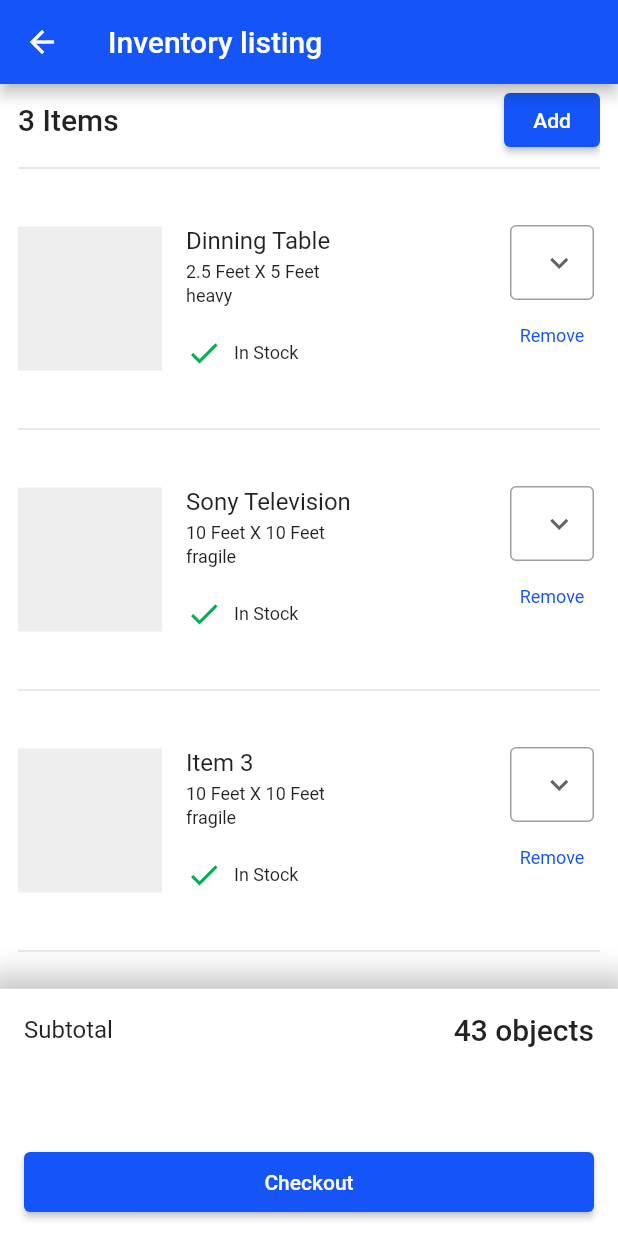
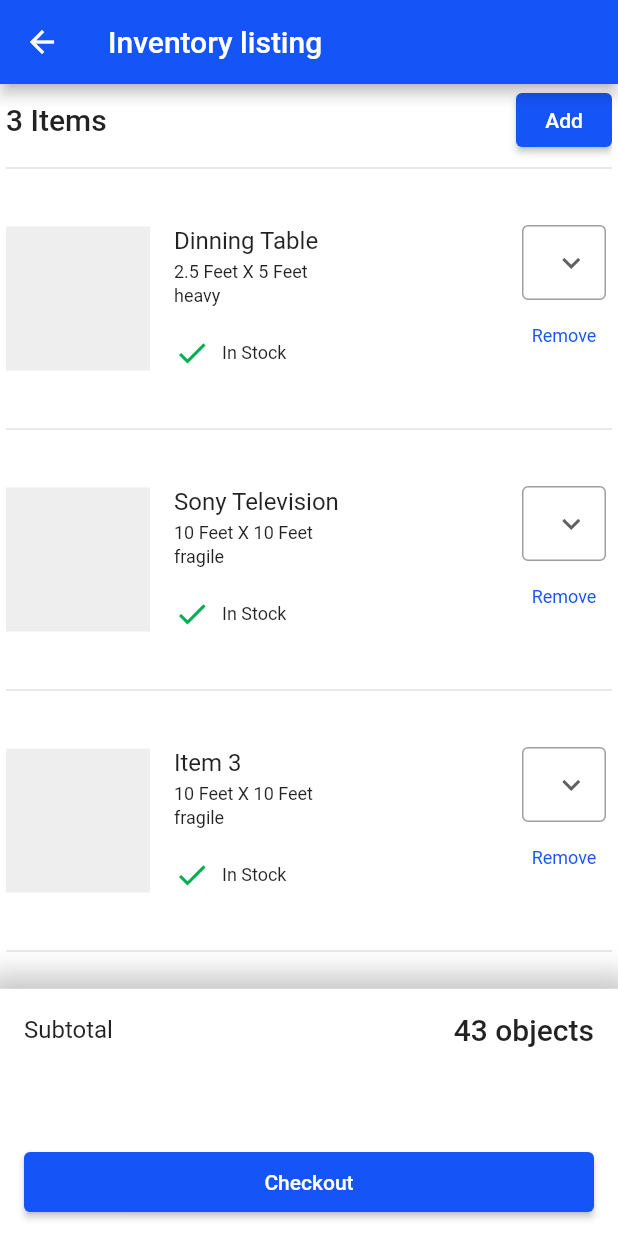
Before and after one commit to flutterninja9/happylocate_app, a Flutter app: the InventoryItemScannerScreen screen opened directly, after a tap on "Stop Recording", on a phone screen of 412 x 824 dp. Run offline on Flutter 3.47's test engine with Material 2 defaults, Android fonts, the light colour scheme and no system bars; our stand-ins replace google_fonts.

Commit message:
added typography and base_scaffold

```diff
--- a/lib/core/app/typography.dart
+++ b/lib/core/app/typography.dart
@@ -3,18 +3,45 @@ import 'dart:ui';
 import 'package:google_fonts/google_fonts.dart';
 import 'package:happylocate_app/core/app/color_pallete.dart';
 
-final headline = GoogleFonts.roboto(fontSize: 20, fontWeight: FontWeight.w500);
-final headline4 = GoogleFonts.roboto(fontSize: 34, fontWeight: FontWeight.w400);
-final title = GoogleFonts.roboto(fontSize: 20, fontWeight: FontWeight.w500);
+final headline = GoogleFonts.roboto(
+  fontSize: 20,
+  fontWeight: FontWeight.w500,
+);
+
+final headline4 = GoogleFonts.roboto(
+  fontSize: 34,
+  fontWeight: FontWeight.w400,
+);
+
+final title = GoogleFonts.roboto(
+  fontSize: 20,
+  fontWeight: FontWeight.w500,
+);
+
 final body1 = GoogleFonts.roboto(
-    fontSize: 16, fontWeight: FontWeight.w400, color: textLight);
+  fontSize: 16,
+  fontWeight: FontWeight.w400,
+  color: textLight,
+);
+
 final subtitle1 = GoogleFonts.roboto(
   fontSize: 16,
   fontWeight: FontWeight.w400,
 );
+
 final subtitle2 = GoogleFonts.roboto(
-    fontSize: 14, fontWeight: FontWeight.w500, color: textLight);
+  fontSize: 14,
+  fontWeight: FontWeight.w500,
+  color: textLight,
+);
+
 final caption = GoogleFonts.roboto(
   fontSize: 12,
   fontWeight: FontWeight.w400,
 );
+
+final ctaBtnTypo = GoogleFonts.inter(
+  color: textColor,
+  fontSize: 16,
+  fontWeight: FontWeight.w700,
+);
--- /dev/null
+++ b/lib/core/widgets/hl_scaffold.dart
@@ -0,0 +1,32 @@
+import 'package:flutter/material.dart';
+import 'package:happylocate_app/core/app/typography.dart';
+
+/// BaseWidget for all the app screens.
+class HlScaffold extends StatelessWidget {
+  final String? appBarTitle;
+  final Widget? page;
+  final bool applyDefaultPadding;
+
+  static const kMinPadding = 8.0;
+  const HlScaffold({
+    Key? key,
+    this.appBarTitle,
+    this.applyDefaultPadding = true,
+    required this.page,
+  }) : super(key: key);
+
+  @override
+  Widget build(BuildContext context) {
+    return Scaffold(
+      appBar: appBarTitle != null
+          ? AppBar(title: Text(appBarTitle!, style: headline))
+          : null,
+      body: Padding(
+        padding: EdgeInsets.symmetric(
+          horizontal: applyDefaultPadding ? kMinPadding : 0,
+        ),
+        child: page,
+      ),
+    );
+  }
+}
--- a/lib/features/inventory_management/presentation/screens/inventory_home_screen.dart
+++ b/lib/features/inventory_management/presentation/screens/inventory_home_screen.dart
@@ -1,6 +1,7 @@
 import 'package:flutter/material.dart';
 import 'package:happylocate_app/core/app/typography.dart';
 import 'package:happylocate_app/core/extensions/build_context.dart';
+import 'package:happylocate_app/core/widgets/hl_scaffold.dart';
 import 'package:happylocate_app/features/inventory_management/presentation/screens/inventory_item_scanner_screen.dart';
 import 'package:happylocate_app/features/inventory_management/presentation/widgets/cta_btn.dart';
 
@@ -9,27 +10,19 @@ class InventoryHomescreen extends StatelessWidget {
 
   @override
   Widget build(BuildContext context) {
-    return Scaffold(
-      appBar: AppBar(
-        title: Text('Inventory', style: headline),
-      ),
-      body: Column(
+    return HlScaffold(
+      appBarTitle: 'Inventory',
+      page: Column(
         children: [
           const SizedBox(height: 24),
           Container(
             height: context.height * 0.4,
             width: context.width,
-            margin: const EdgeInsets.symmetric(horizontal: 8),
             decoration: BoxDecoration(
               borderRadius: BorderRadius.circular(8),
-              border: Border.all(
-                color: Colors.grey,
-                width: 1,
-              ),
+              border: Border.all(color: Colors.grey, width: 1),
             ),
-            child: Center(
-              child: Text('Save your inventory', style: headline4),
-            ),
+            child: Center(child: Text('Save your inventory', style: headline4)),
           ),
           const SizedBox(height: 36),
           CTAButton(
--- a/lib/features/inventory_management/presentation/screens/inventory_item_saved_screen.dart
+++ b/lib/features/inventory_management/presentation/screens/inventory_item_saved_screen.dart
@@ -1,14 +1,15 @@
 import 'package:flutter/material.dart';
 import 'package:happylocate_app/core/app/color_pallete.dart';
 import 'package:happylocate_app/core/app/typography.dart';
+import 'package:happylocate_app/core/widgets/hl_scaffold.dart';
 
 class InventoryItemSavedScreen extends StatelessWidget {
   const InventoryItemSavedScreen({Key? key}) : super(key: key);
 
   @override
   Widget build(BuildContext context) {
-    return Scaffold(
-      body: Center(
+    return HlScaffold(
+      page: Center(
         child: Column(
           crossAxisAlignment: CrossAxisAlignment.center,
           mainAxisAlignment: MainAxisAlignment.center,
--- a/lib/features/inventory_management/presentation/screens/inventory_item_scanner_screen.dart
+++ b/lib/features/inventory_management/presentation/screens/inventory_item_scanner_screen.dart
@@ -1,6 +1,6 @@
 import 'package:flutter/material.dart';
-import 'package:happylocate_app/core/app/typography.dart';
 import 'package:happylocate_app/core/extensions/build_context.dart';
+import 'package:happylocate_app/core/widgets/hl_scaffold.dart';
 import 'package:happylocate_app/features/inventory_management/presentation/screens/inventory_listing_screen.dart';
 
 class InventoryItemScannerScreen extends StatelessWidget {
@@ -8,11 +8,9 @@ class InventoryItemScannerScreen extends StatelessWidget {
 
   @override
   Widget build(BuildContext context) {
-    return Scaffold(
-      appBar: AppBar(
-        title: Text('Camera View', style: headline),
-      ),
-      body: Column(
+    return HlScaffold(
+      appBarTitle: 'Camera View',
+      page: Column(
         children: [
           Container(
             height: context.height * 0.8,
--- a/lib/features/inventory_management/presentation/screens/inventory_listing_screen.dart
+++ b/lib/features/inventory_management/presentation/screens/inventory_listing_screen.dart
@@ -2,6 +2,7 @@ import 'package:flutter/material.dart';
 import 'package:happylocate_app/core/app/color_pallete.dart';
 import 'package:happylocate_app/core/app/typography.dart';
 import 'package:happylocate_app/core/extensions/build_context.dart';
+import 'package:happylocate_app/core/widgets/hl_scaffold.dart';
 import 'package:happylocate_app/features/inventory_management/domain/entities/dimesion.dart';
 import 'package:happylocate_app/features/inventory_management/domain/entities/inventory_item.dart';
 import 'package:happylocate_app/features/inventory_management/domain/entities/item_type.dart';
@@ -84,11 +85,11 @@ class _InventoryListingScreenState extends State<InventoryListingScreen> {
 
   @override
   Widget build(BuildContext context) {
-    return Scaffold(
-      appBar: AppBar(
-        title: Text('Inventory listing', style: headline),
-      ),
-      body: Stack(
+    return HlScaffold(
+      appBarTitle: 'Inventory listing',
+      // Because of bottomsheet's extra content shift
+      applyDefaultPadding: false,
+      page: Stack(
         children: [
           NotificationListener<ScrollNotification>(
             onNotification: (_) {
@@ -98,7 +99,7 @@ class _InventoryListingScreenState extends State<InventoryListingScreen> {
               return true;
             },
             child: Padding(
-              padding: const EdgeInsets.symmetric(horizontal: 12),
+              padding: const EdgeInsets.symmetric(horizontal: 4),
               child: CustomScrollView(
                 slivers: [
                   SliverList(
@@ -254,7 +255,7 @@ class _InventoryListingScreenState extends State<InventoryListingScreen> {
             child: Container(
               height: context.height * 0.2,
               width: context.width,
-              padding: const EdgeInsets.all(16),
+              padding: const EdgeInsets.symmetric(horizontal: 16, vertical: 16),
               decoration: const BoxDecoration(
                 color: canvasColor,
                 boxShadow: [
@@ -276,6 +277,7 @@ class _InventoryListingScreenState extends State<InventoryListingScreen> {
                       const Spacer(),
                       Text(
                         "43 objects",
+                        textAlign: TextAlign.end,
                         style: title,
                       ),
                     ],
--- a/lib/features/inventory_management/presentation/widgets/cta_btn.dart
+++ b/lib/features/inventory_management/presentation/widgets/cta_btn.dart
@@ -1,6 +1,6 @@
 import 'package:flutter/material.dart';
-import 'package:google_fonts/google_fonts.dart';
 import 'package:happylocate_app/core/app/color_pallete.dart';
+import 'package:happylocate_app/core/app/typography.dart';
 
 class CTAButton extends StatelessWidget {
   final String label;
@@ -28,11 +28,7 @@ class CTAButton extends StatelessWidget {
         child: Center(
           child: Text(
             label,
-            style: GoogleFonts.inter(
-              color: textColor,
-              fontSize: 16,
-              fontWeight: FontWeight.w700,
-            ),
+            style: ctaBtnTypo,
           ),
         ),
       ),
```
